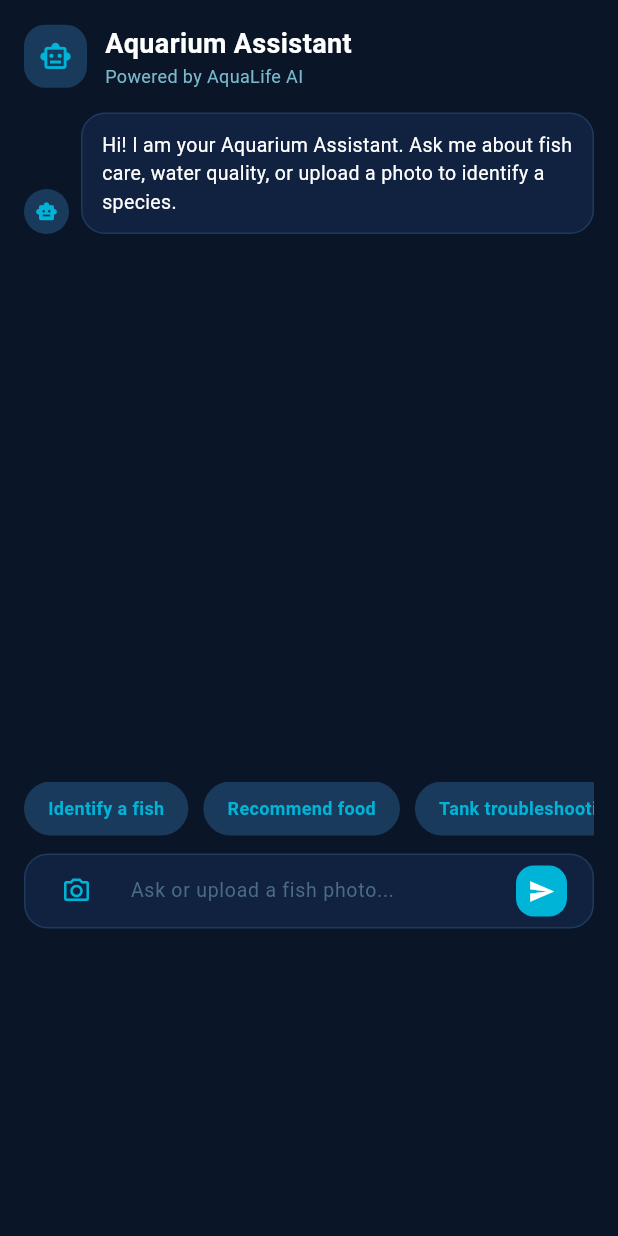
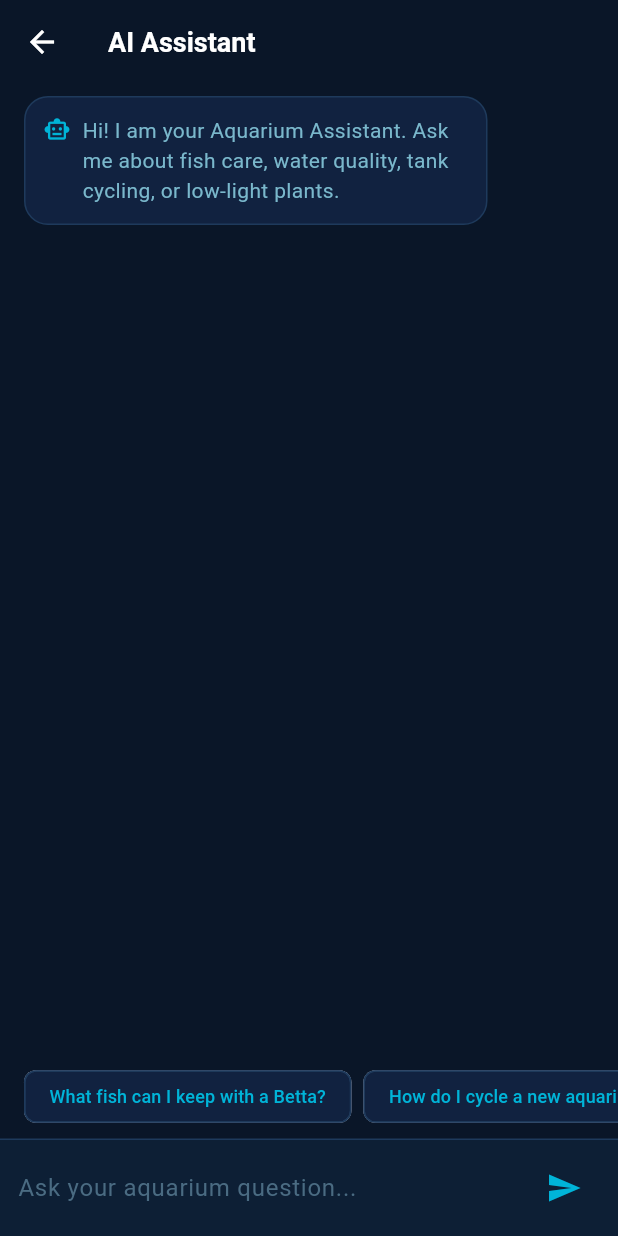
Before and after one commit to Rojan-2004/AquaLife---Ecommerce-platform, a Flutter app: the AssistantScreen screen opened directly, after a tap on the "send" icon, on a phone screen of 412 x 824 dp. Run offline on Flutter 3.47's test engine with Material 3 defaults, Android fonts, the phone set to English and light mode, and no system bars; our stand-ins replace cached_network_image, connectivity_plus, dartz, dio, equatable, flutter_riverpod and 6 more; missing offline and left inert: dio_smart_retry; accounts and stored records are empty; Roboto replaces fonts that are missing (OpenSans).

Commit message:
assistant

```diff
--- a/lib/features/assistant/presentation/pages/assistant_screen.dart
+++ b/lib/features/assistant/presentation/pages/assistant_screen.dart
@@ -1,458 +1,230 @@
-import 'dart:io';
+import 'dart:convert';
+import 'package:flutter/material.dart';
+import 'package:flutter_riverpod/flutter_riverpod.dart';
+import 'package:aqua_life/app/theme/app_theme.dart';
+import 'package:aqua_life/app/services/api_service.dart';
 
-import 'package:aqua_life/app/theme/app_theme.dart';
-import 'package:flutter/material.dart';
-import 'package:image_picker/image_picker.dart';
-
-class AssistantScreen extends StatefulWidget {
+class AssistantScreen extends ConsumerStatefulWidget {
   const AssistantScreen({super.key});
 
   @override
-  State<AssistantScreen> createState() => _AssistantScreenState();
+  ConsumerState<AssistantScreen> createState() => _AssistantScreenState();
 }
 
-class _AssistantScreenState extends State<AssistantScreen> {
+class _AssistantScreenState extends ConsumerState<AssistantScreen> {
   final TextEditingController _controller = TextEditingController();
-  final ImagePicker _picker = ImagePicker();
-  final List<_ChatMessage> _messages = const [
-    _ChatMessage(
-      sender: _MessageSender.assistant,
-      text:
-          'Hi! I am your Aquarium Assistant. Ask me about fish care, water quality, or upload a photo to identify a species.',
-    ),
+  final ScrollController _scrollController = ScrollController();
+
+  final List<Map<String, String>> _messages = [
+    {
+      'role': 'assistant',
+      'content': 'Hi! I am your Aquarium Assistant. Ask me about fish care, water quality, tank cycling, or low-light plants.'
+    }
   ];
-  String? _selectedImagePath;
+
+  bool _loading = false;
+
+  final List<String> _suggestions = [
+    "What fish can I keep with a Betta?",
+    "How do I cycle a new aquarium?",
+    "Why is my fish not eating?",
+    "Best plants for low light?"
+  ];
 
   @override
   void dispose() {
     _controller.dispose();
+    _scrollController.dispose();
     super.dispose();
+  }
+
+  void _scrollToBottom() {
+    WidgetsBinding.instance.addPostFrameCallback((_) {
+      if (_scrollController.hasClients) {
+        _scrollController.animateTo(
+          _scrollController.position.maxScrollExtent,
+          duration: const Duration(milliseconds: 300),
+          curve: Curves.easeOut,
+        );
+      }
+    });
+  }
+
+  String _getLocalBotReply(String prompt) {
+    final clean = prompt.toLowerCase();
+    if (clean.contains('betta')) {
+      return '🐠 **Betta Fish Care**:\nBettas require a minimum of 5 gallons, a heater (75-80°F), and a gentle filter. Do not house males together. Snails or Ghost Shrimp make great tank mates!';
+    } else if (clean.contains('cycle') || clean.contains('cycling')) {
+      return '🔄 **Aquarium Cycling**:\nCycling builds beneficial bacteria to convert toxic ammonia into safe nitrate. Add an ammonia source and perform daily tests. This process takes 4-6 weeks.';
+    } else if (clean.contains('eat') || clean.contains('eating') || clean.contains('food')) {
+      return '🍽️ **Feeding & Appetite**:\nIf your fish is not eating, check water parameters (ammonia, nitrite, pH) and temperature immediately. Avoid overfeeding, which degrades water quality.';
+    } else if (clean.contains('plant') || clean.contains('light')) {
+      return '🌿 **Low-Light Plants**:\nAnubias, Java Fern, Java Moss, and Cryptocoryne are excellent choices. They grow well in standard aquarium lighting and do not require CO2 injection.';
+    } else if (clean.contains('water') || clean.contains('parameter') || clean.contains('chemistry')) {
+      return '🧪 **Water Parameters**:\nAim for:\n- Ammonia & Nitrite: 0 ppm\n- Nitrate: < 20 ppm\n- pH: 6.8 - 7.6 (for most tropical species)\nPerform weekly 20% water changes.';
+    } else if (clean.contains('identify') || clean.contains('species')) {
+      return '🔍 **Fish Identification**:\nPlease describe your fish (color, body shape, tail size, markings) and I will do my best to help you identify the species!';
+    }
+    return '🌊 **AquaBot Expert Tip**:\nRemember to test your aquarium water weekly, perform regular partial water changes, and quarantine new fish before adding them to your main display tank. How else can I assist your aquatic journey today?';
+  }
+
+  Future<void> _sendMessage(String text) async {
+    final prompt = text.trim();
+    if (prompt.isEmpty) return;
+
+    _controller.clear();
+    setState(() {
+      _messages.add({'role': 'user', 'content': prompt});
+      _loading = true;
+    });
+    _scrollToBottom();
+
+    try {
+      final res = await ApiService.post('/api/ai/chat', {
+        'messages': _messages,
+      });
+
+      if (res.statusCode == 200) {
+        String reply = res.body;
+        try {
+          final data = jsonDecode(res.body);
+          reply = data['message'] ?? data['reply'] ?? data['data'] ?? res.body;
+        } catch (_) {}
+
+        setState(() {
+          _messages.add({'role': 'assistant', 'content': reply});
+          _loading = false;
+        });
+      } else {
+        // Fallback to local bot reply on non-200 responses
+        throw Exception();
+      }
+    } catch (_) {
+      // Direct local chatbot response
+      await Future.delayed(const Duration(milliseconds: 600));
+      final reply = _getLocalBotReply(prompt);
+      setState(() {
+        _messages.add({'role': 'assistant', 'content': reply});
+        _loading = false;
+      });
+    }
+    _scrollToBottom();
   }
 
   @override
   Widget build(BuildContext context) {
-    return SafeArea(
-      child: LayoutBuilder(
-        builder: (context, constraints) {
-          final compact = constraints.maxWidth < 360;
+    final compact = MediaQuery.sizeOf(context).width < 360;
 
-          return SingleChildScrollView(
-            padding: EdgeInsets.symmetric(
-              horizontal: compact ? 12 : 16,
-              vertical: compact ? 12 : 16,
+    return Scaffold(
+      backgroundColor: const Color(0xFF0A1628),
+      appBar: AppBar(
+        backgroundColor: Colors.transparent,
+        elevation: 0,
+        title: const Text('AI Assistant', style: TextStyle(color: Colors.white, fontWeight: FontWeight.bold)),
       ),
-            child: Column(
+      body: Column(
         children: [
-                _buildAppBar(compact),
-                SizedBox(height: compact ? 12 : 16),
-                _buildMessageList(compact, constraints.maxHeight),
-                SizedBox(height: compact ? 12 : 16),
-                _buildQuickSuggestions(compact),
-                if (_selectedImagePath != null) ...[
-                  SizedBox(height: compact ? 10 : 12),
-                  _buildSelectedImagePreview(compact),
-                ],
-                SizedBox(height: compact ? 10 : 12),
-                _buildInputBar(compact, context),
-              ],
+          Expanded(
+            child: ListView.builder(
+              controller: _scrollController,
+              padding: const EdgeInsets.symmetric(horizontal: 16, vertical: 8),
+              itemCount: _messages.length,
+              itemBuilder: (context, index) {
+                final msg = _messages[index];
+                final isUser = msg['role'] == 'user';
+                final content = msg['content'] ?? '';
+
+                return Align(
+                  alignment: isUser ? Alignment.centerRight : Alignment.centerLeft,
+                  child: Container(
+                    margin: const EdgeInsets.only(bottom: 12),
+                    padding: const EdgeInsets.all(12),
+                    decoration: BoxDecoration(
+                      color: isUser ? const Color(0xFF00B4D8) : const Color(0xFF112240),
+                      borderRadius: BorderRadius.circular(16),
+                      border: isUser ? null : Border.all(color: const Color(0xFF1E3A5C)),
                     ),
-          );
-        },
-      ),
-    );
-  }
-
-  Widget _buildAppBar(bool compact) {
-    return Row(
-      children: [
-        Container(
-          width: compact ? 38 : 42,
-          height: compact ? 38 : 42,
-          decoration: BoxDecoration(
-            color: kMid,
-            borderRadius: BorderRadius.circular(14),
-          ),
-          child: const Icon(Icons.smart_toy_outlined, color: kAccent, size: 22),
-        ),
-        SizedBox(width: compact ? 9 : 12),
-        Expanded(
-          child: Column(
+                    constraints: BoxConstraints(maxWidth: MediaQuery.sizeOf(context).width * 0.75),
+                    child: Row(
+                      mainAxisSize: MainAxisSize.min,
                       crossAxisAlignment: CrossAxisAlignment.start,
                       children: [
-              Text(
-                'Aquarium Assistant',
-                maxLines: 1,
-                overflow: TextOverflow.ellipsis,
-                style: TextStyle(
-                  color: Colors.white,
-                  fontSize: compact ? 15 : 18,
-                  fontWeight: FontWeight.bold,
-                ),
-              ),
-              Text(
-                'Powered by AquaLife AI',
-                maxLines: 1,
-                overflow: TextOverflow.ellipsis,
-                style: TextStyle(color: kSub, fontSize: compact ? 10 : 12),
-              ),
-            ],
-          ),
-        ),
-      ],
-    );
-  }
-
-  Widget _buildMessageList(bool compact, double screenHeight) {
-    return SizedBox(
-      height: _messageListHeight(compact, screenHeight),
-      child: ListView.separated(
-        padding: EdgeInsets.zero,
-        itemCount: _messages.length,
-        separatorBuilder: (_, _) => SizedBox(height: compact ? 10 : 12),
-        itemBuilder: (context, index) {
-          final message = _messages[index];
-          return _buildMessage(message, compact);
-        },
-      ),
-    );
-  }
-
-  double _messageListHeight(bool compact, double screenHeight) {
-    final reservedHeight = compact ? 230.0 : 260.0;
-    return (screenHeight - reservedHeight).clamp(280.0, 430.0).toDouble();
-  }
-
-  Widget _buildMessage(_ChatMessage message, bool compact) {
-    final isAssistant = message.sender == _MessageSender.assistant;
-
-    return Row(
-      mainAxisAlignment: isAssistant
-          ? MainAxisAlignment.start
-          : MainAxisAlignment.end,
-      crossAxisAlignment: CrossAxisAlignment.end,
-      children: [
-        if (isAssistant) ...[
-          Container(
-            width: compact ? 26 : 30,
-            height: compact ? 26 : 30,
-            margin: EdgeInsets.only(right: compact ? 6 : 8),
-            decoration: const BoxDecoration(
-              color: kMid,
-              shape: BoxShape.circle,
-            ),
-            child: const Icon(Icons.smart_toy, color: kAccent, size: 15),
-          ),
+                        if (!isUser) ...[
+                          const Icon(Icons.smart_toy_outlined, color: Color(0xFF00B4D8), size: 18),
+                          const SizedBox(width: 8),
                         ],
                         Flexible(
-          child: Column(
-            mainAxisSize: MainAxisSize.min,
-            crossAxisAlignment: isAssistant
-                ? CrossAxisAlignment.start
-                : CrossAxisAlignment.end,
-            children: [
-              if (message.imagePath != null)
-                _buildImagePreview(message.imagePath!, compact),
-              if (message.imagePath != null && message.text.isNotEmpty)
-                SizedBox(height: compact ? 6 : 8),
-              if (message.text.isNotEmpty) _buildTextBubble(message, compact),
-            ],
+                          child: Text(
+                            content,
+                            style: TextStyle(color: isUser ? Colors.white : const Color(0xFF7AB8CC), fontSize: 14),
                           ),
-        ),
-      ],
-    );
-  }
-
-  Widget _buildTextBubble(_ChatMessage message, bool compact) {
-    final isAssistant = message.sender == _MessageSender.assistant;
-
-    return Container(
-      padding: EdgeInsets.symmetric(
-        horizontal: compact ? 11 : 13,
-        vertical: compact ? 9 : 11,
-      ),
-      decoration: BoxDecoration(
-        color: isAssistant ? kCard : kAccent,
-        borderRadius: BorderRadius.circular(16),
-        border: isAssistant ? Border.all(color: kBorder) : null,
-      ),
-      child: Text(
-        message.text,
-        style: const TextStyle(color: Colors.white, fontSize: 13),
-      ),
-    );
-  }
-
-  Widget _buildImagePreview(String path, bool compact) {
-    return ClipRRect(
-      borderRadius: BorderRadius.circular(16),
-      child: Image.file(
-        File(path),
-        width: compact ? 128 : 168,
-        height: compact ? 96 : 124,
-        fit: BoxFit.cover,
-        filterQuality: FilterQuality.medium,
-      ),
-    );
-  }
-
-  Widget _buildQuickSuggestions(bool compact) {
-    const suggestions = [
-      'Identify a fish',
-      'Recommend food',
-      'Tank troubleshooting',
-    ];
-
-    return SizedBox(
-      height: compact ? 32 : 36,
-      child: ListView.separated(
-        scrollDirection: Axis.horizontal,
-        shrinkWrap: true,
-        itemCount: suggestions.length,
-        separatorBuilder: (_, _) => SizedBox(width: compact ? 8 : 10),
-        itemBuilder: (context, index) {
-          return InkWell(
-            onTap: () => _addAssistantReply(suggestions[index]),
-            borderRadius: BorderRadius.circular(20),
-            child: Container(
-              alignment: Alignment.center,
-              padding: EdgeInsets.symmetric(
-                horizontal: compact ? 12 : 16,
-                vertical: compact ? 7 : 9,
-              ),
-              decoration: BoxDecoration(
-                color: kMid,
-                borderRadius: BorderRadius.circular(20),
-              ),
-              child: Text(
-                suggestions[index],
-                maxLines: 1,
-                style: TextStyle(
-                  color: kAccent,
-                  fontSize: compact ? 11 : 12,
-                  fontWeight: FontWeight.w600,
-                ),
-              ),
-            ),
-          );
-        },
-      ),
-    );
-  }
-
-  Widget _buildSelectedImagePreview(bool compact) {
-    return Align(
-      alignment: Alignment.centerLeft,
-      child: ClipRRect(
-        borderRadius: BorderRadius.circular(12),
-        child: Image.file(
-          File(_selectedImagePath!),
-          width: compact ? 76 : 92,
-          height: compact ? 58 : 70,
-          fit: BoxFit.cover,
-        ),
-      ),
-    );
-  }
-
-  Widget _buildInputBar(bool compact, BuildContext context) {
-    return Container(
-      padding: EdgeInsets.symmetric(horizontal: compact ? 8 : 10),
-      decoration: BoxDecoration(
-        color: kCard,
-        borderRadius: BorderRadius.circular(16),
-        border: Border.all(color: kBorder),
-      ),
-      child: Row(
-        children: [
-          IconButton(
-            padding: EdgeInsets.zero,
-            icon: const Icon(
-              Icons.camera_alt_outlined,
-              color: kAccent,
-              size: 20,
-            ),
-            onPressed: () => _showImageSourceSheet(context),
-          ),
-          if (_selectedImagePath != null) ...[
-            SizedBox(width: compact ? 6 : 8),
-            ClipRRect(
-              borderRadius: BorderRadius.circular(10),
-              child: Image.file(
-                File(_selectedImagePath!),
-                width: compact ? 32 : 36,
-                height: compact ? 32 : 36,
-                fit: BoxFit.cover,
-              ),
-            ),
-          ],
-          Expanded(
-            child: TextField(
-              controller: _controller,
-              maxLines: 1,
-              style: const TextStyle(color: Colors.white, fontSize: 13),
-              decoration: InputDecoration(
-                hintText: 'Ask or upload a fish photo...',
-                hintStyle: TextStyle(color: kHint, fontSize: compact ? 12 : 13),
-                border: InputBorder.none,
-                contentPadding: EdgeInsets.symmetric(
-                  horizontal: compact ? 8 : 12,
-                  vertical: compact ? 10 : 12,
-                ),
-              ),
-              textInputAction: TextInputAction.send,
-              onSubmitted: _sendMessage,
-            ),
-          ),
-          IconButton(
-            padding: EdgeInsets.zero,
-            constraints: BoxConstraints(
-              minWidth: compact ? 30 : 34,
-              minHeight: compact ? 30 : 34,
-            ),
-            icon: const Icon(Icons.send, color: Colors.white, size: 18),
-            style: IconButton.styleFrom(
-              backgroundColor: kAccent,
-              foregroundColor: Colors.white,
-              shape: RoundedRectangleBorder(
-                borderRadius: BorderRadius.circular(12),
-              ),
-            ),
-            onPressed: () => _sendMessage(_controller.text),
-          ),
-        ],
-      ),
-    );
-  }
-
-  void _showImageSourceSheet(BuildContext context) {
-    showModalBottomSheet(
-      context: context,
-      backgroundColor: kCard,
-      shape: const RoundedRectangleBorder(
-        borderRadius: BorderRadius.vertical(top: Radius.circular(18)),
-      ),
-      builder: (dialogContext) {
-        return SafeArea(
-          child: Padding(
-            padding: const EdgeInsets.all(16),
-            child: Column(
-              mainAxisSize: MainAxisSize.min,
-              children: [
-                _buildImageSourceButton(
-                  context: dialogContext,
-                  icon: Icons.camera_alt,
-                  label: 'Take Photo',
-                  source: ImageSource.camera,
-                ),
-                const SizedBox(height: 10),
-                _buildImageSourceButton(
-                  context: dialogContext,
-                  icon: Icons.photo_library_outlined,
-                  label: 'Choose From Gallery',
-                  source: ImageSource.gallery,
                         ),
                       ],
                     ),
                   ),
                 );
               },
+            ),
+          ),
+          if (_loading)
+            const Padding(
+              padding: EdgeInsets.symmetric(vertical: 8),
+              child: Center(child: CircularProgressIndicator(color: Color(0xFF00B4D8))),
+            ),
+
+          // Suggestion chips (only shown when chat is starting / few messages)
+          if (_messages.length <= 2)
+            Container(
+              height: 40,
+              margin: const EdgeInsets.symmetric(vertical: 8),
+              child: ListView.builder(
+                scrollDirection: Axis.horizontal,
+                padding: const EdgeInsets.symmetric(horizontal: 16),
+                itemCount: _suggestions.length,
+                itemBuilder: (context, idx) {
+                  return Padding(
+                    padding: const EdgeInsets.only(right: 8),
+                    child: ActionChip(
+                      label: Text(_suggestions[idx], style: const TextStyle(color: Color(0xFF00B4D8), fontSize: 12)),
+                      backgroundColor: const Color(0xFF112240),
+                      side: const BorderSide(color: Color(0xFF1E3A5C)),
+                      onPressed: () => _sendMessage(_suggestions[idx]),
+                    ),
                   );
-  }
+                },
+              ),
+            ),
 
-  Widget _buildImageSourceButton({
-    required BuildContext context,
-    required IconData icon,
-    required String label,
-    required ImageSource source,
-  }) {
-    return InkWell(
-      onTap: () {
-        Navigator.of(context).pop();
-        _pickImage(source);
-      },
-      borderRadius: BorderRadius.circular(14),
-      child: Container(
-        width: double.infinity,
-        padding: const EdgeInsets.symmetric(vertical: 14),
-        decoration: BoxDecoration(
-          color: kMid,
-          borderRadius: BorderRadius.circular(14),
-          border: Border.all(color: kBorder),
+          // Input Bar
+          Container(
+            padding: const EdgeInsets.symmetric(horizontal: 12, vertical: 8),
+            decoration: const BoxDecoration(
+              color: Color(0xFF0D1F35),
+              border: Border(top: BorderSide(color: Color(0xFF1E3A5C))),
             ),
             child: Row(
               children: [
-            Icon(icon, color: kAccent),
-            const SizedBox(width: 12),
-            Text(
-              label,
-              maxLines: 1,
-              overflow: TextOverflow.ellipsis,
-              style: const TextStyle(
-                color: Colors.white,
-                fontSize: 14,
-                fontWeight: FontWeight.w600,
+                Expanded(
+                  child: TextField(
+                    controller: _controller,
+                    style: const TextStyle(color: Colors.white),
+                    decoration: const InputDecoration(
+                      hintText: 'Ask your aquarium question...',
+                      hintStyle: TextStyle(color: Color(0xFF4A6B82)),
+                      border: InputBorder.none,
+                    ),
+                    onSubmitted: _sendMessage,
+                  ),
+                ),
+                IconButton(
+                  icon: const Icon(Icons.send, color: Color(0xFF00B4D8)),
+                  onPressed: () => _sendMessage(_controller.text),
+                ),
+              ],
             ),
           ),
         ],
       ),
-      ),
     );
   }
-
-  Future<void> _pickImage(ImageSource source) async {
-    final image = await _picker.pickImage(source: source);
-    if (image == null || !mounted) return;
-
-    setState(() => _selectedImagePath = image.path);
 }
-
-  void _sendMessage(String value) {
-    final text = value.trim().isEmpty ? _controller.text.trim() : value.trim();
-    final imagePath = _selectedImagePath;
-    if (text.isEmpty && imagePath == null) return;
-
-    setState(() {
-      _messages.add(
-        _ChatMessage(
-          sender: _MessageSender.user,
-          text: text,
-          imagePath: imagePath,
-        ),
-      );
-      _controller.clear();
-      _selectedImagePath = null;
-    });
-
-    _addAssistantReply(
-      text.isEmpty ? 'Identify this image' : text,
-      imagePath: imagePath,
-    );
-  }
-
-  void _addAssistantReply(String prompt, {String? imagePath}) {
-    setState(() {
-      _messages.add(
-        _ChatMessage(
-          sender: _MessageSender.assistant,
-          text: imagePath != null
-              ? 'I received the image. Share tank size, water parameters, or symptoms and I can help identify the fish or troubleshoot the issue.'
-              : 'I can help with "$prompt". Share a photo or tell me your tank size, water parameters, and fish behavior for a better recommendation.',
-        ),
-      );
-    });
-  }
-}
-
-enum _MessageSender { assistant, user }
-
-class _ChatMessage {
-  const _ChatMessage({
-    required this.sender,
-    required this.text,
-    this.imagePath,
-  });
-
-  final _MessageSender sender;
-  final String text;
-  final String? imagePath;
-}
```
Lines whose indentation alone changed are shown as unchanged.
